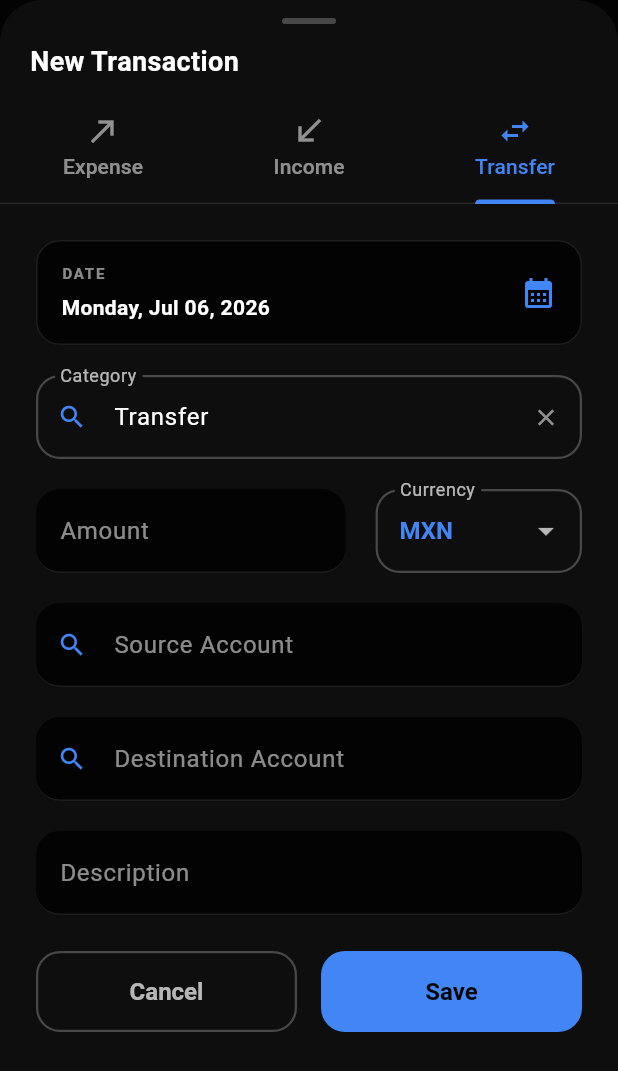
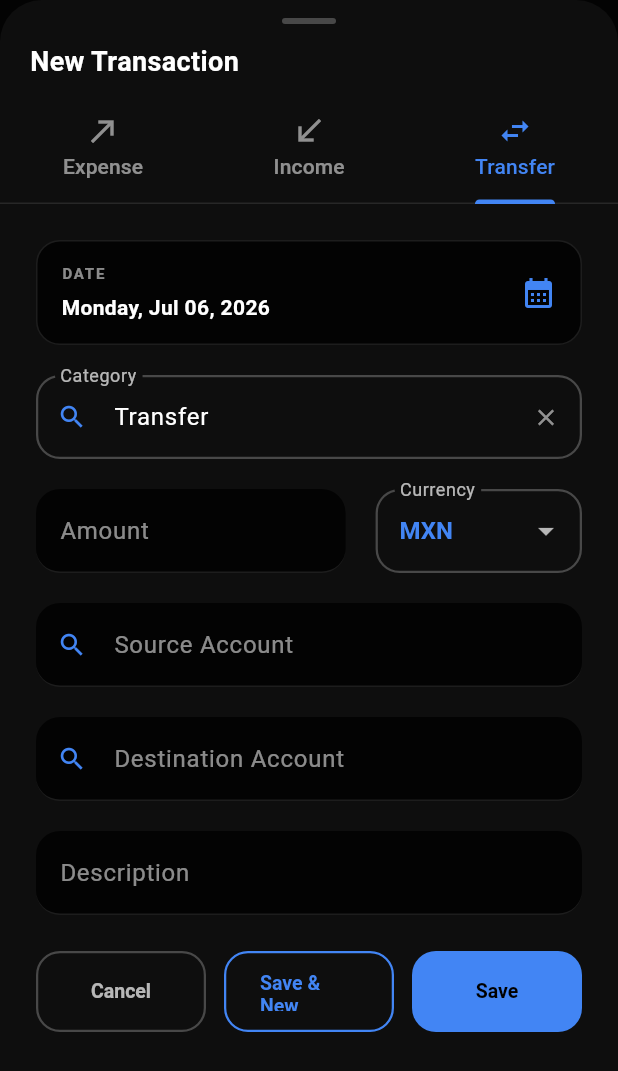
Before and after one commit to yohncf/budget_app_v2, a Flutter app: the AddTransactionBottomSheet widget shown alone on an empty page, opened directly with empty values, tab 3 chosen, on a phone screen of 412 x 824 dp. Shown: the top 1071 px of the screen. Run offline on Flutter 3.47's test engine with Material 3 defaults, Android fonts, the phone set to English and light mode, and no system bars; our stand-ins replace firebase_auth, firebase_core, fl_chart, google_fonts, google_sign_in, supabase_flutter; missing offline and left inert: google_sign_in_web; accounts and stored records are empty.

Commit message:
Fix recurring transactions check constraint violation and add Save & New option to bottom sheet

```diff
--- a/lib/features/transactions/add_transaction_bottom_sheet.dart
+++ b/lib/features/transactions/add_transaction_bottom_sheet.dart
@@ -64,6 +64,7 @@ class _AddTransactionBottomSheetState extends State<AddTransactionBottomSheet> w
   bool _isLoading = true;
   bool _isSaving = false;
   bool _isRecurring = false;
+  String? _recurringId;
   bool _isFirstLoad = true;
 
   // For Edit Mode
@@ -83,6 +84,7 @@ class _AddTransactionBottomSheetState extends State<AddTransactionBottomSheet> w
       _descriptionController.text = widget.transaction!.description ?? '';
       _accountId = widget.transaction!.accountId;
       _isRecurring = widget.transaction!.isRecurring;
+      _recurringId = widget.transaction!.recurringId;
     } else {
       _currency = 'MXN'; // Default currency
     }
@@ -112,6 +114,7 @@ class _AddTransactionBottomSheetState extends State<AddTransactionBottomSheet> w
         } else {
           _categoryId = null;
           _isRecurring = false;
+          _recurringId = null;
         }
       });
     });
@@ -332,11 +335,21 @@ class _AddTransactionBottomSheetState extends State<AddTransactionBottomSheet> w
   void _checkIfRecurring() {
     if (_categoryId == null) {
       _isRecurring = false;
+      _recurringId = null;
       return;
     }
-    final match = _recurringBudgets.any((r) => r['category_id'] == _categoryId);
+    final match = _recurringBudgets.firstWhere(
+      (r) => r['category_id'] == _categoryId,
+      orElse: () => <String, dynamic>{},
+    );
     setState(() {
-      _isRecurring = match;
+      if (match.isNotEmpty) {
+        _isRecurring = true;
+        _recurringId = match['id'] as String?;
+      } else {
+        _isRecurring = false;
+        _recurringId = null;
+      }
     });
   }
 
@@ -390,7 +403,22 @@ class _AddTransactionBottomSheetState extends State<AddTransactionBottomSheet> w
     return buffer.toString();
   }
 
-  Future<void> _submit() async {
+  void _clearFields() {
+    setState(() {
+      _amountController.clear();
+      _descriptionController.clear();
+      _categoryId = null;
+      _categorySearchController.clear();
+      _isRecurring = false;
+      _recurringId = null;
+      if (_tabController.index == 2) {
+        _destAccountId = null;
+        _destAccountSearchController.clear();
+      }
+    });
+  }
+
+  Future<void> _submit({bool closeSheet = true}) async {
     if (!_formKey.currentState!.validate()) return;
     if (_accountId == null) return;
 
@@ -442,6 +470,7 @@ class _AddTransactionBottomSheetState extends State<AddTransactionBottomSheet> w
           description: _descriptionController.text.trim().isEmpty ? null : _descriptionController.text.trim(),
           status: widget.transaction?.status ?? 'cleared',
           isRecurring: _isRecurring,
+          recurringId: _recurringId,
           tags: pairTag,
           createdAt: widget.transaction?.createdAt ?? DateTime.now(),
         );
@@ -459,6 +488,7 @@ class _AddTransactionBottomSheetState extends State<AddTransactionBottomSheet> w
           description: _descriptionController.text.trim().isEmpty ? null : _descriptionController.text.trim(),
           status: widget.transaction?.status ?? 'cleared',
           isRecurring: _isRecurring,
+          recurringId: _recurringId,
           tags: pairTag,
           createdAt: widget.transaction?.createdAt ?? DateTime.now(),
         );
@@ -497,6 +527,7 @@ class _AddTransactionBottomSheetState extends State<AddTransactionBottomSheet> w
           description: _descriptionController.text.trim().isEmpty ? null : _descriptionController.text.trim(),
           status: widget.transaction?.status ?? 'cleared',
           isRecurring: _isRecurring,
+          recurringId: _recurringId,
           tags: widget.transaction?.tags,
           createdAt: widget.transaction?.createdAt ?? DateTime.now(),
         );
@@ -509,9 +540,20 @@ class _AddTransactionBottomSheetState extends State<AddTransactionBottomSheet> w
       }
 
       widget.onSaved();
-      Navigator.of(context).pop();
+      if (closeSheet) {
+        Navigator.of(context).pop();
+      } else {
+        _clearFields();
+        ScaffoldMessenger.of(context).showSnackBar(
+          const SnackBar(
+            content: Text('Transaction saved successfully!'),
+            backgroundColor: AppColors.limeMoss,
+            duration: Duration(seconds: 2),
+          ),
+        );
+      }
     } catch (e) {
-      _showErrorDialog(e.toString().replaceFirst('Exception: ', ''));
+      _showErrorDialog(_getFriendlyErrorMessage(e.toString().replaceFirst('Exception: ', '')));
     } finally {
       setState(() {
         _isSaving = false;
@@ -553,12 +595,19 @@ class _AddTransactionBottomSheetState extends State<AddTransactionBottomSheet> w
       widget.onSaved();
       Navigator.of(context).pop();
     } catch (e) {
-      _showErrorDialog(e.toString().replaceFirst('Exception: ', ''));
+      _showErrorDialog(_getFriendlyErrorMessage(e.toString().replaceFirst('Exception: ', '')));
     } finally {
       setState(() {
         _isSaving = false;
       });
     }
+  }
+
+  String _getFriendlyErrorMessage(String rawMessage) {
+    if (rawMessage.contains('check_recurring_conditional') || rawMessage.contains('23514')) {
+      return 'This transaction is marked as recurring but is not properly linked to an active recurring budget. Please verify the category has a valid active recurring budget.';
+    }
+    return rawMessage;
   }
 
   void _showErrorDialog(String msg) {
@@ -1150,16 +1199,39 @@ class _AddTransactionBottomSheetState extends State<AddTransactionBottomSheet> w
                                   side: const BorderSide(color: Colors.white24, width: 1.5),
                                   shape: RoundedRectangleBorder(borderRadius: BorderRadius.circular(16)),
                                 ),
-                                child: const Text('Cancel', style: TextStyle(fontSize: 16, fontWeight: FontWeight.bold)),
+                                child: const Text('Cancel', style: TextStyle(fontSize: 13, fontWeight: FontWeight.bold)),
                               ),
                             ),
                           ),
-                          const SizedBox(width: 16),
+                          if (!isEdit) ...[
+                            const SizedBox(width: 12),
+                            Expanded(
+                              child: SizedBox(
+                                height: 54,
+                                child: OutlinedButton(
+                                  onPressed: _isSaving ? null : () => _submit(closeSheet: false),
+                                  style: OutlinedButton.styleFrom(
+                                    foregroundColor: highlightColor,
+                                    side: BorderSide(color: highlightColor, width: 1.5),
+                                    shape: RoundedRectangleBorder(borderRadius: BorderRadius.circular(16)),
+                                  ),
+                                  child: _isSaving
+                                      ? const SizedBox(
+                                          width: 20,
+                                          height: 20,
+                                          child: CircularProgressIndicator(strokeWidth: 2, color: Colors.black),
+                                        )
+                                      : const Text('Save & New', style: TextStyle(fontWeight: FontWeight.bold, fontSize: 13)),
+                                ),
+                              ),
+                            ),
+                          ],
+                          const SizedBox(width: 12),
                           Expanded(
                             child: SizedBox(
                               height: 54,
                               child: ElevatedButton(
-                                onPressed: _isSaving ? null : _submit,
+                                onPressed: _isSaving ? null : () => _submit(closeSheet: true),
                                 style: ElevatedButton.styleFrom(
                                   backgroundColor: highlightColor,
                                   foregroundColor: Colors.black,
@@ -1172,7 +1244,7 @@ class _AddTransactionBottomSheetState extends State<AddTransactionBottomSheet> w
                                         height: 20,
                                         child: CircularProgressIndicator(strokeWidth: 2, color: Colors.black),
                                       )
-                                    : const Text('Save', style: TextStyle(fontWeight: FontWeight.bold, fontSize: 16)),
+                                    : const Text('Save', style: TextStyle(fontWeight: FontWeight.bold, fontSize: 13)),
                               ),
                             ),
                           ),
```
